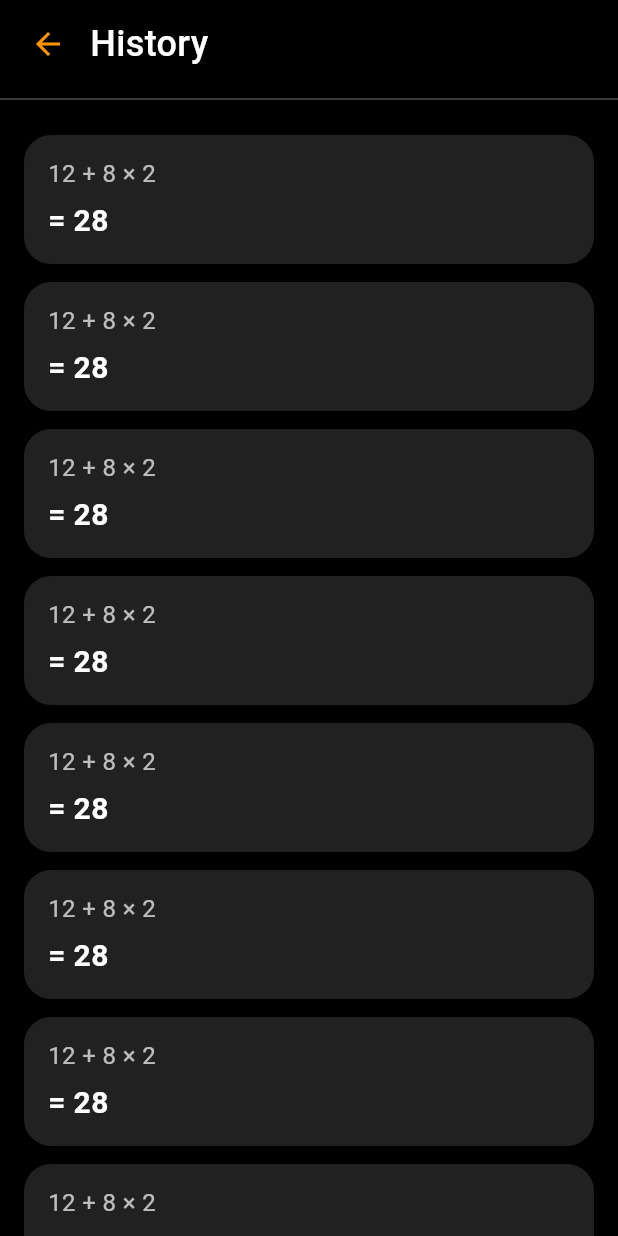
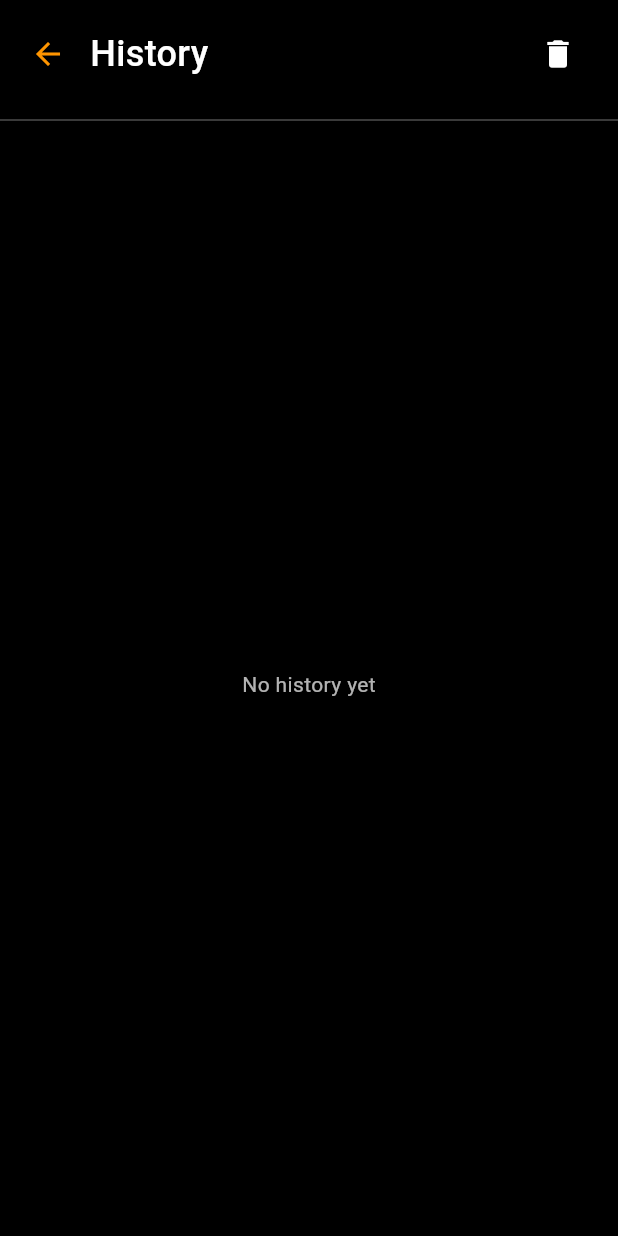
Before and after one commit to Kubraejaz/calculator, a Flutter app: the HistoryScreen screen opened directly, on a phone screen of 412 x 824 dp. Run offline on Flutter 3.47's test engine with Material 3 defaults, Android fonts, the phone set to English and light mode, and no system bars; our stand-ins replace get, math_expressions.

Commit message:
✅ Add history feature and update calculator screens

```diff
--- /dev/null
+++ b/lib/controllers/history_controller.dart
@@ -0,0 +1,13 @@
+import 'package:get/get.dart';
+
+class HistoryController extends GetxController {
+  var history = <String>[].obs;
+
+  void addToHistory(String expression, String result) {
+    history.add('$expression = $result');
+  }
+
+  void clearHistory() {
+    history.clear();
+  }
+}
--- a/lib/screens/history_screen.dart
+++ b/lib/screens/history_screen.dart
@@ -1,15 +1,27 @@
+import 'package:flutter/material.dart';
+import 'package:get/get.dart';
 import 'package:calculator/widgets/history_widget.dart';
-import 'package:flutter/material.dart';
+import 'package:calculator/controllers/history_controller.dart';
 
 class HistoryScreen extends StatelessWidget {
   const HistoryScreen({super.key});
 
   @override
   Widget build(BuildContext context) {
+    final HistoryController historyController = Get.find<HistoryController>();
+
     return Scaffold(
       backgroundColor: Colors.black,
       body: SafeArea(
-        child: HistoryWidget(onBackTap: () => Navigator.pop(context)),
+        child: Obx(
+          () => HistoryWidget(
+            onBackTap: () => Navigator.pop(context),
+            historyList:
+                historyController.history
+                    .toList(),
+            onClearTap: historyController.clearHistory,
+          ),
+        ),
       ),
     );
   }
--- a/lib/widgets/history_widget.dart
+++ b/lib/widgets/history_widget.dart
@@ -1,15 +1,22 @@
+
 import 'package:flutter/material.dart';
 
 class HistoryWidget extends StatelessWidget {
   final VoidCallback onBackTap;
+  final VoidCallback onClearTap;
+  final List<String> historyList;
 
-  const HistoryWidget({super.key, required this.onBackTap});
+  const HistoryWidget({
+    super.key,
+    required this.onBackTap,
+    required this.historyList,
+    required this.onClearTap,
+  });
 
   @override
   Widget build(BuildContext context) {
     return Column(
       children: [
-        // Header
         Padding(
           padding: const EdgeInsets.symmetric(horizontal: 16.0, vertical: 12),
           child: Row(
@@ -31,36 +38,55 @@ class HistoryWidget extends StatelessWidget {
                   fontWeight: FontWeight.w500,
                 ),
               ),
+              const Spacer(),
+              IconButton(
+                icon: const Icon(Icons.delete, color: Colors.white),
+                onPressed: onClearTap,
+              ),
             ],
           ),
         ),
 
         const Divider(color: Colors.white30),
-
-        // History List (Mock Data)
         Expanded(
-          child: ListView.builder(
+          child:
+              historyList.isEmpty
+                  ? const Center(
+                    child: Text(
+                      'No history yet',
+                      style: TextStyle(color: Colors.white70),
+                    ),
+                  )
+                  : ListView.builder(
                     padding: const EdgeInsets.all(16.0),
-            itemCount: 10, // Replace with actual history count
+                    itemCount: historyList.length,
                     itemBuilder: (context, index) {
+                      final entry = historyList[index];
+                      final parts = entry.split('=');
                       return Container(
                         margin: const EdgeInsets.only(bottom: 12),
-                padding: const EdgeInsets.symmetric(horizontal: 16, vertical: 14),
+                        padding: const EdgeInsets.symmetric(
+                          horizontal: 16,
+                          vertical: 14,
+                        ),
                         decoration: BoxDecoration(
                           color: Colors.grey.shade900,
                           borderRadius: BorderRadius.circular(18),
                         ),
                         child: Column(
                           crossAxisAlignment: CrossAxisAlignment.start,
-                  children: const [
+                          children: [
                             Text(
-                      '12 + 8 × 2',
-                      style: TextStyle(color: Colors.white70, fontSize: 16),
+                              parts[0],
+                              style: const TextStyle(
+                                color: Colors.white70,
+                                fontSize: 16,
                               ),
-                    SizedBox(height: 6),
+                            ),
+                            const SizedBox(height: 6),
                             Text(
-                      '= 28',
-                      style: TextStyle(
+                              '= ${parts.length > 1 ? parts[1].trim() : ""}',
+                              style: const TextStyle(
                                 color: Colors.white,
                                 fontSize: 20,
                                 fontWeight: FontWeight.bold,
--- a/lib/widgets/home_widget.dart
+++ b/lib/widgets/home_widget.dart
@@ -97,7 +97,6 @@ class HomeWidget extends StatelessWidget {
             child: Row(
               mainAxisAlignment: MainAxisAlignment.spaceEvenly,
               children: [
-                // ⌫ Clear Step
                 Expanded(
                   child: Padding(
                     padding: const EdgeInsets.all(6.0),
--- a/pubspec.yaml
+++ b/pubspec.yaml
@@ -12,6 +12,7 @@ dependencies:
   cupertino_icons: ^1.0.8
   flutter_math: ^0.3.0-nullsafety.1
   math_expressions: ^2.6.0
+  get: ^4.7.2
 
 dev_dependencies:
   flutter_test:
```
Also changed, not shown: lib/main.dart (+6 -6 lines), lib/screens/advanced_calc_logic.dart (+18 -22 lines), lib/screens/home_screen.dart (+14 -2 lines), lib/screens/splash_screen.dart (+1 -6 lines), lib/widgets/splash_widget.dart (+1 -6 lines), pubspec.lock. Lines whose indentation alone changed are shown as unchanged.
